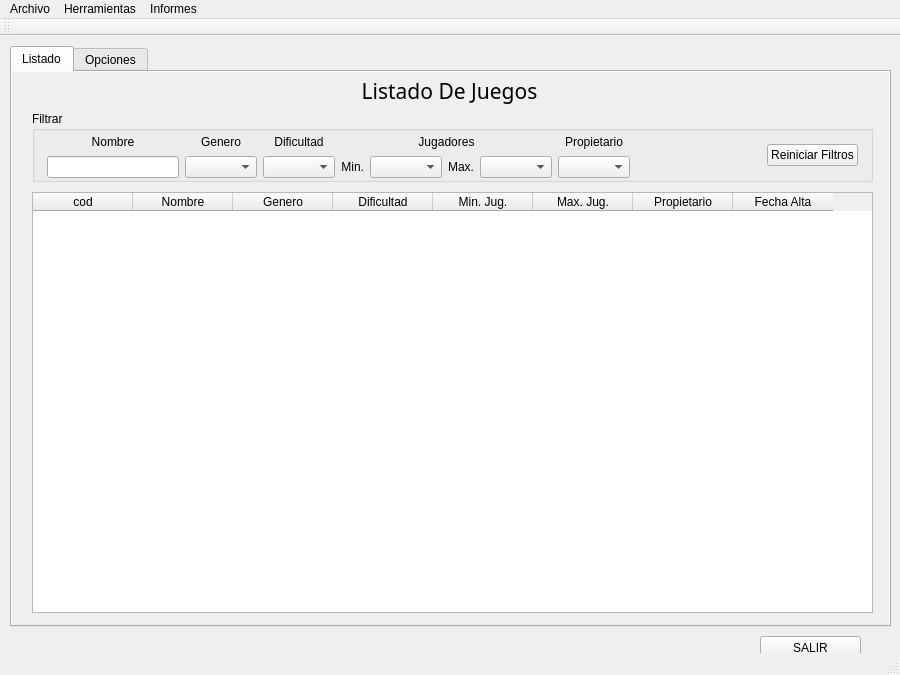
arlumno/DI-BibliotecaJuegos, file UiPrincipal.ui: the form before one commit.
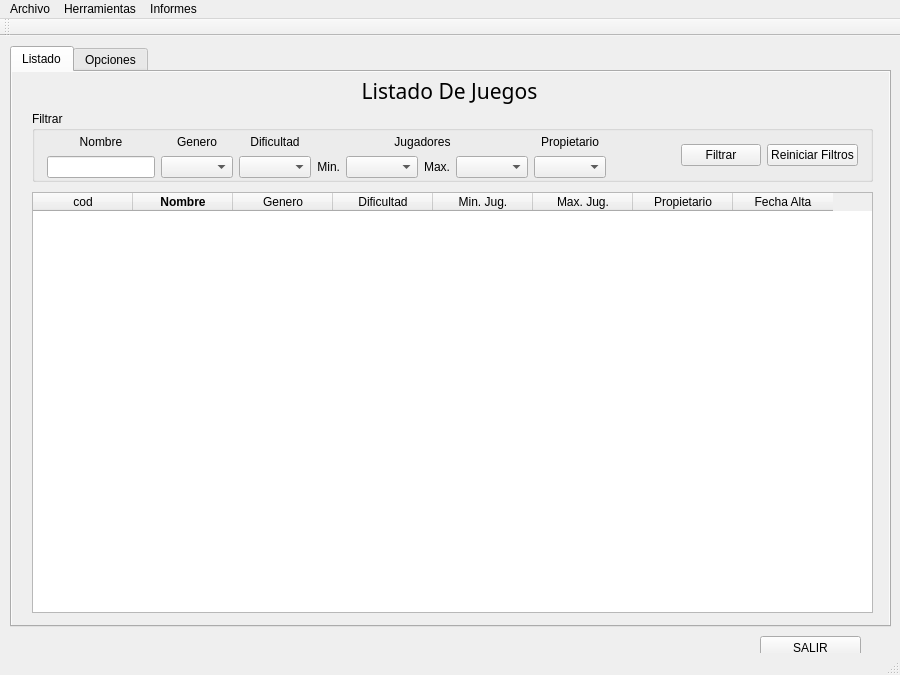
The form after the commit. Icons and pictures are not drawn.

Diff of the .ui file:
```diff
--- a/UiPrincipal.ui
+++ b/UiPrincipal.ui
@@ -92,15 +92,39 @@
         <height>0</height>
        </size>
       </property>
+      <property name="editTriggers">
+       <set>QAbstractItemView::NoEditTriggers</set>
+      </property>
+      <attribute name="horizontalHeaderShowSortIndicator" stdset="0">
+       <bool>false</bool>
+      </attribute>
       <column>
        <property name="text">
         <string>cod</string>
        </property>
+       <property name="textAlignment">
+        <set>AlignCenter</set>
+       </property>
+       <property name="foreground">
+        <brush brushstyle="NoBrush">
+         <color alpha="255">
+          <red>195</red>
+          <green>195</green>
+          <blue>195</blue>
+         </color>
+        </brush>
+       </property>
       </column>
       <column>
        <property name="text">
         <string>Nombre</string>
        </property>
+       <property name="font">
+        <font>
+         <weight>75</weight>
+         <bold>true</bold>
+        </font>
+       </property>
       </column>
       <column>
        <property name="text">
@@ -116,11 +140,17 @@
        <property name="text">
         <string>Min. Jug.</string>
        </property>
+       <property name="textAlignment">
+        <set>AlignCenter</set>
+       </property>
       </column>
       <column>
        <property name="text">
         <string>Max. Jug.</string>
        </property>
+       <property name="textAlignment">
+        <set>AlignCenter</set>
+       </property>
       </column>
       <column>
        <property name="text">
@@ -314,7 +344,14 @@
          </spacer>
         </item>
         <item>
-         <widget class="QPushButton" name="bResetFilters">
+         <widget class="QPushButton" name="bFiltrar">
+          <property name="text">
+           <string>Filtrar</string>
+          </property>
+         </widget>
+        </item>
+        <item>
+         <widget class="QPushButton" name="bResetFilters_2">
           <property name="text">
            <string>Reiniciar Filtros</string>
           </property>
```
Left out of the diff: 2 changed lines with no effect on the pictures.
